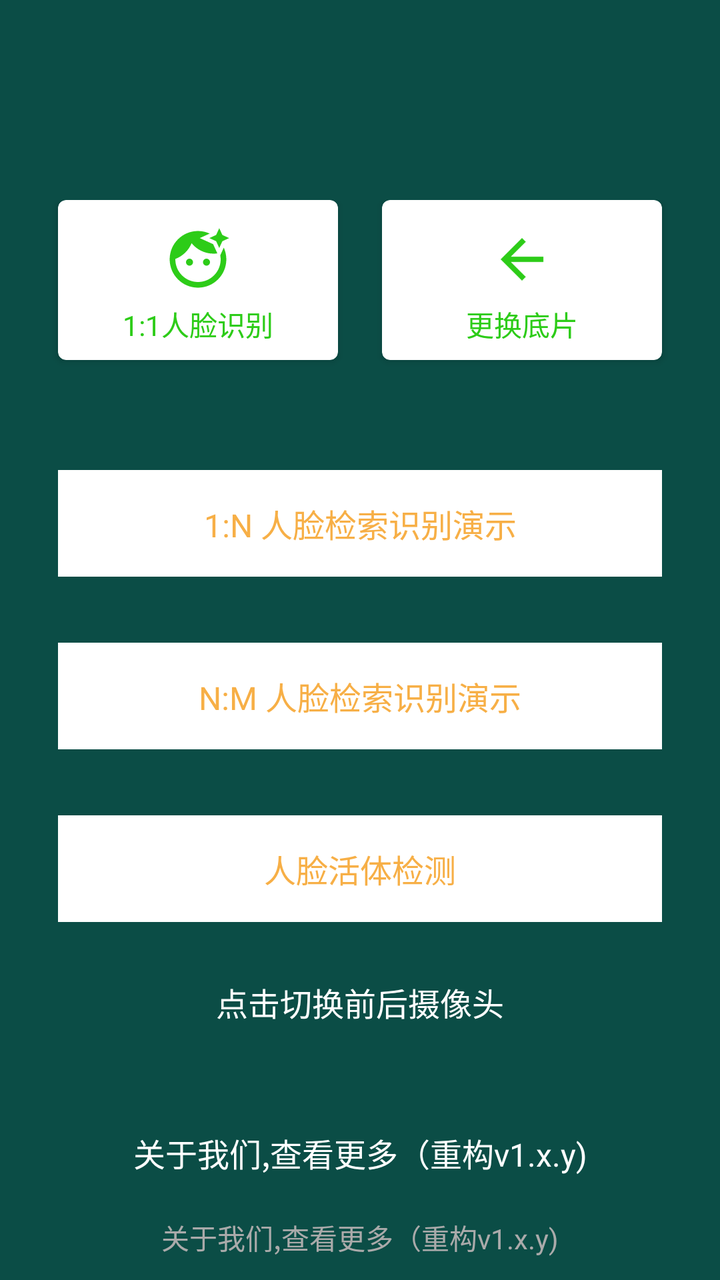
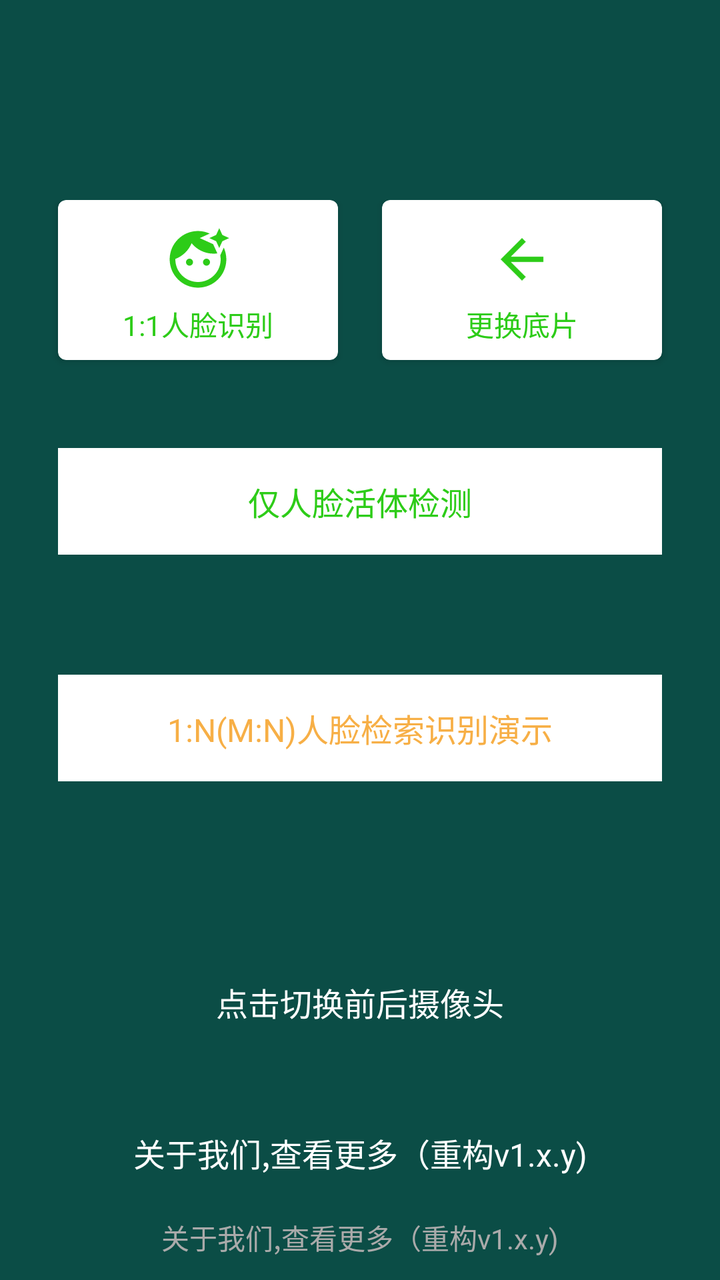

Before-and-after screenshots of an Android layout around one commit, followed by the original layout XML and the change that was made.
<!-- AndroidManifest.xml: application theme Theme.AppCompat.NoActionBar -->
<!-- res/layout/activity_navi.xml -->
<?xml version="1.0" encoding="utf-8"?>
<androidx.constraintlayout.widget.ConstraintLayout xmlns:android="http://schemas.android.com/apk/res/android"
    xmlns:app="http://schemas.android.com/apk/res-auto"
    xmlns:tools="http://schemas.android.com/tools"
    android:layout_width="match_parent"
    android:layout_height="match_parent"
    android:background="@color/colorPrimary"
    android:paddingTop="100dp"
    tools:context=".NaviActivity">

    
    <androidx.cardview.widget.CardView
        android:id="@+id/face_verify_card"
        android:layout_width="0dp"
        android:layout_height="80dp"
        app:cardCornerRadius="4dp"
        android:layout_marginLeft="29dp"
        android:layout_marginRight="11dp"
        app:cardBackgroundColor="@color/white"
        app:layout_constraintEnd_toStartOf="@+id/update_base_image"
        app:layout_constraintStart_toStartOf="parent"
        app:layout_constraintTop_toTopOf="parent">

        <LinearLayout
            android:layout_width="match_parent"
            android:layout_height="wrap_content"
            android:layout_gravity="center"
            android:orientation="vertical">

            <ImageView
                android:layout_width="44dp"
                android:layout_height="44dp"
                android:padding="5dp"
                android:layout_gravity="center_horizontal"
                android:src="@drawable/baseline_face_retouching_natural_24" />

            <TextView
                android:id="@+id/face_verify"
                android:layout_width="match_parent"
                android:layout_height="wrap_content"
                android:layout_gravity="center_horizontal"
                android:gravity="center"
                android:text="1:1人脸识别"
                android:textColor="#2DCC18"
                android:textSize="14sp" />

        </LinearLayout>

    </androidx.cardview.widget.CardView>


    
    <androidx.cardview.widget.CardView
        android:id="@+id/update_base_image"
        android:layout_width="0dp"
        android:layout_height="80dp"
        app:cardCornerRadius="4dp"
        android:layout_marginRight="29dp"
        android:layout_marginLeft="11dp"

        app:cardBackgroundColor="@color/white"
        app:layout_constraintEnd_toEndOf="parent"
        app:layout_constraintStart_toEndOf="@+id/face_verify_card"
        app:layout_constraintTop_toTopOf="parent">

        <LinearLayout
            android:layout_width="match_parent"
            android:layout_height="wrap_content"
            android:layout_gravity="center"
            android:orientation="vertical">

            <ImageView
                android:layout_width="44dp"
                android:layout_height="44dp"
                android:padding="6dp"
                android:layout_gravity="center_horizontal"
                android:src="@drawable/ic_baseline_arrow_back_24" />

            <TextView
                android:id="@+id/change_base_img"
                android:layout_width="match_parent"
                android:layout_height="wrap_content"
                android:layout_gravity="center_horizontal"
                android:gravity="center"
                android:text="更换底片"
                android:textColor="#2DCC18"
                android:textSize="14sp"
                app:layout_constraintTop_toBottomOf="@+id/update_base_image" />

        </LinearLayout>

    </androidx.cardview.widget.CardView>


    <TextView
        android:id="@+id/face_search_1_n"
        android:layout_width="match_parent"
        android:layout_height="wrap_content"
        android:layout_marginTop="55dp"
        android:background="@color/white"
        android:gravity="center"
        android:layout_marginLeft="29dp"
        android:layout_marginRight="29dp"
        android:paddingTop="15dp"
        android:paddingBottom="15dp"
        android:text="1:N 人脸检索识别演示"
        android:textColor="@color/yellow"
        android:textSize="16sp"
        app:layout_constraintEnd_toEndOf="parent"
        app:layout_constraintStart_toStartOf="parent"
        app:layout_constraintTop_toBottomOf="@+id/update_base_image" />



    <TextView
        android:id="@+id/face_search_m_n"
        android:layout_width="match_parent"
        android:layout_height="wrap_content"
        android:layout_marginTop="33dp"
        android:background="@color/white"
        android:gravity="center"
        android:layout_marginLeft="29dp"
        android:layout_marginRight="29dp"
        android:paddingTop="15dp"
        android:paddingBottom="15dp"
        android:text="N:M 人脸检索识别演示"
        android:textColor="@color/yellow"
        android:textSize="16sp"
        app:layout_constraintEnd_toEndOf="parent"
        app:layout_constraintStart_toStartOf="parent"
        app:layout_constraintTop_toBottomOf="@+id/face_search_1_n" />

    <TextView
        android:id="@+id/liveness_detection"
        android:layout_width="match_parent"
        android:layout_height="wrap_content"
        android:layout_marginTop="33dp"
        android:background="@color/white"
        android:gravity="center"
        android:layout_marginLeft="29dp"
        android:layout_marginRight="29dp"
        android:paddingTop="15dp"
        android:paddingBottom="15dp"
        android:text="人脸活体检测"
        android:textColor="@color/yellow"
        android:textSize="16sp"
        app:layout_constraintEnd_toEndOf="parent"
        app:layout_constraintStart_toStartOf="parent"
        app:layout_constraintTop_toBottomOf="@+id/face_search_m_n" />

    <TextView
        android:id="@+id/change_camera"
        android:layout_width="match_parent"
        android:layout_height="wrap_content"
        android:layout_gravity="bottom"
        android:gravity="center"
        android:textColor="@android:color/white"
        android:textSize="16sp"
        android:layout_marginTop="25dp"
        android:layout_marginBottom="33dp"
        app:layout_constraintBottom_toTopOf="@+id/more_about_me"
        android:text="点击切换前后摄像头" />


    <TextView
        android:id="@+id/more_about_me"
        android:layout_width="match_parent"
        android:layout_height="wrap_content"
        android:gravity="center"
        android:padding="19dp"
        android:text="关于我们,查看更多（重构v1.x.y)"
        android:textColor="@android:color/white"
        android:textSize="16sp"
        android:layout_marginBottom="33dp"
        app:layout_constraintBottom_toBottomOf="parent" />



    <TextView
        android:id="@+id/device_info"
        android:layout_width="match_parent"
        android:layout_height="wrap_content"
        android:gravity="center"
        android:padding="11dp"
        android:text="关于我们,查看更多（重构v1.x.y)"
        android:textColor="@android:color/darker_gray"
        android:textSize="14sp"
        app:layout_constraintBottom_toBottomOf="parent" />


</androidx.constraintlayout.widget.ConstraintLayout>
<!-- resources referenced by this layout -->
<resources>
  <color name="colorPrimary">#0B4D46</color>
  <color name="white">#FFFFFFFF</color>
  <color name="yellow">#F7AF46</color>
  <!-- drawable baseline_face_retouching_natural_24 (drawable) -->
  <vector android:height="24dp" android:tint="#2DCC18"
      android:viewportHeight="24" android:viewportWidth="24"
      android:width="24dp" xmlns:android="http://schemas.android.com/apk/res/android">
      <path android:fillColor="@android:color/white" android:pathData="M9,13m-1.25,0a1.25,1.25 0,1 1,2.5 0a1.25,1.25 0,1 1,-2.5 0"/>
      <path android:fillColor="@android:color/white" android:pathData="M20.77,8.58l-0.92,2.01c0.09,0.46 0.15,0.93 0.15,1.41 0,4.41 -3.59,8 -8,8s-8,-3.59 -8,-8c0,-0.05 0.01,-0.1 0,-0.14 2.6,-0.98 4.69,-2.99 5.74,-5.55C11.58,8.56 14.37,10 17.5,10c0.45,0 0.89,-0.04 1.33,-0.1l-0.6,-1.32 -0.88,-1.93 -1.93,-0.88 -2.79,-1.27 2.79,-1.27 0.71,-0.32C14.87,2.33 13.47,2 12,2 6.48,2 2,6.48 2,12s4.48,10 10,10 10,-4.48 10,-10c0,-1.47 -0.33,-2.87 -0.9,-4.13l-0.33,0.71z"/>
      <path android:fillColor="@android:color/white" android:pathData="M15,13m-1.25,0a1.25,1.25 0,1 1,2.5 0a1.25,1.25 0,1 1,-2.5 0"/>
      <path android:fillColor="@android:color/white" android:pathData="M20.6,5.6L19.5,8l-1.1,-2.4L16,4.5l2.4,-1.1L19.5,1l1.1,2.4L23,4.5z"/>
  </vector>
  <!-- drawable ic_baseline_arrow_back_24 (drawable) -->
  <vector android:autoMirrored="true" android:height="24dp"
      android:tint="#2DCC18" android:viewportHeight="24"
      android:viewportWidth="24" android:width="24dp" xmlns:android="http://schemas.android.com/apk/res/android">
      <path android:fillColor="@android:color/white" android:pathData="M20,11H7.83l5.59,-5.59L12,4l-8,8 8,8 1.41,-1.41L7.83,13H20v-2z"/>
  </vector>
</resources>

<!-- the commit's change to res/layout/activity_navi.xml (unified diff, before → after) -->
@@ -92,19 +92,20 @@
     </androidx.cardview.widget.CardView>
 
 
+
     <TextView
-        android:id="@+id/face_search_1_n"
+        android:id="@+id/liveness_detection"
         android:layout_width="match_parent"
         android:layout_height="wrap_content"
-        android:layout_marginTop="55dp"
+        android:layout_marginTop="44dp"
         android:background="@color/white"
         android:gravity="center"
         android:layout_marginLeft="29dp"
         android:layout_marginRight="29dp"
         android:paddingTop="15dp"
         android:paddingBottom="15dp"
-        android:text="1:N 人脸检索识别演示"
-        android:textColor="@color/yellow"
+        android:text="仅人脸活体检测"
+        android:textColor="#2DCC18"
         android:textSize="16sp"
         app:layout_constraintEnd_toEndOf="parent"
         app:layout_constraintStart_toStartOf="parent"
@@ -113,40 +114,25 @@
 
 
     <TextView
-        android:id="@+id/face_search_m_n"
+        android:id="@+id/face_search_1_n"
         android:layout_width="match_parent"
         android:layout_height="wrap_content"
-        android:layout_marginTop="33dp"
+        android:layout_marginTop="60dp"
         android:background="@color/white"
         android:gravity="center"
         android:layout_marginLeft="29dp"
         android:layout_marginRight="29dp"
         android:paddingTop="15dp"
         android:paddingBottom="15dp"
-        android:text="N:M 人脸检索识别演示"
+        android:text="1:N(M:N)人脸检索识别演示"
         android:textColor="@color/yellow"
         android:textSize="16sp"
         app:layout_constraintEnd_toEndOf="parent"
         app:layout_constraintStart_toStartOf="parent"
-        app:layout_constraintTop_toBottomOf="@+id/face_search_1_n" />
+        app:layout_constraintTop_toBottomOf="@+id/liveness_detection" />
 
-    <TextView
-        android:id="@+id/liveness_detection"
-        android:layout_width="match_parent"
-        android:layout_height="wrap_content"
-        android:layout_marginTop="33dp"
-        android:background="@color/white"
-        android:gravity="center"
-        android:layout_marginLeft="29dp"
-        android:layout_marginRight="29dp"
-        android:paddingTop="15dp"
-        android:paddingBottom="15dp"
-        android:text="人脸活体检测"
-        android:textColor="@color/yellow"
-        android:textSize="16sp"
-        app:layout_constraintEnd_toEndOf="parent"
-        app:layout_constraintStart_toStartOf="parent"
-        app:layout_constraintTop_toBottomOf="@+id/face_search_m_n" />
+
+
 
     <TextView
         android:id="@+id/change_camera"
